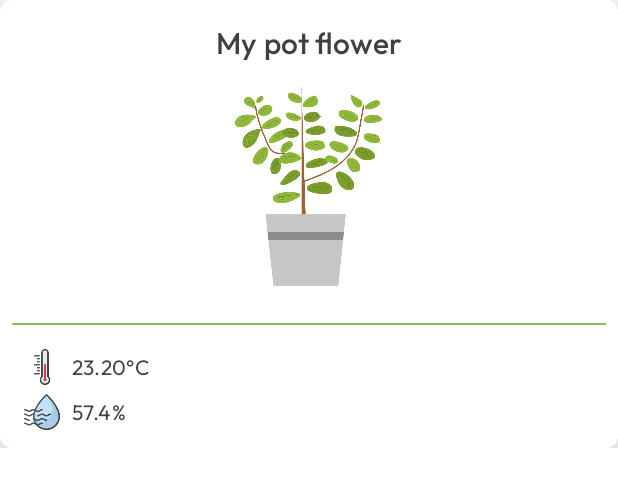
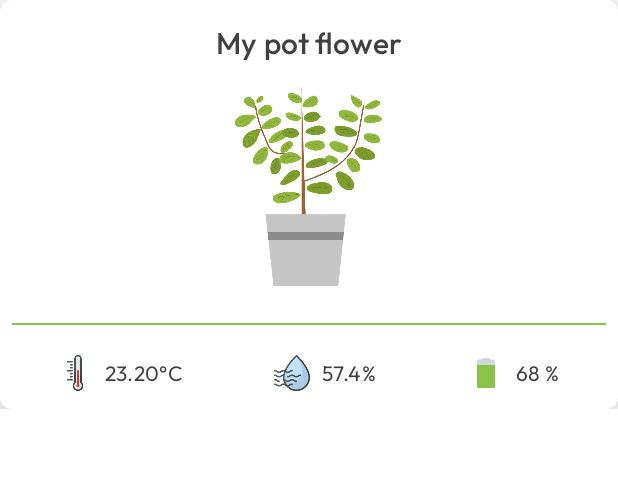
Before and after one commit to julianczaja/Kwiatonomous-v2, an Android app built with Jetpack Compose: the @Preview function UserDeviceItemPreviewLight, on a phone screen of 412 x 824 dp. Shown: the top 487 px of the screen. Run offline under Robolectric (Android 15) with nearby library versions, the phone set to English and light mode, and no system bars.

Commit message:
android/Added battery level to device item

```diff
--- /dev/null
+++ b/android/app/src/main/java/com/corrot/kwiatonomousapp/common/components/BatteryLevel.kt
@@ -0,0 +1,51 @@
+package com.corrot.kwiatonomousapp.common.components
+
+import androidx.compose.foundation.Image
+import androidx.compose.foundation.layout.Arrangement
+import androidx.compose.foundation.layout.Row
+import androidx.compose.foundation.layout.padding
+import androidx.compose.foundation.layout.size
+import androidx.compose.material.MaterialTheme
+import androidx.compose.material.Text
+import androidx.compose.runtime.Composable
+import androidx.compose.ui.Alignment
+import androidx.compose.ui.Modifier
+import androidx.compose.ui.graphics.ImageBitmap
+import androidx.compose.ui.res.imageResource
+import androidx.compose.ui.res.stringResource
+import androidx.compose.ui.text.style.TextAlign
+import androidx.compose.ui.text.style.TextOverflow
+import androidx.compose.ui.unit.dp
+import com.corrot.kwiatonomousapp.R
+
+@Composable
+fun BatteryLevel(batteryLevel: Int) {
+
+    fun getBatteryDrawable(): Int {
+        return when {
+            batteryLevel >= 90 -> R.drawable.full_battery
+            batteryLevel in 30..89 -> R.drawable.charged_battery
+            batteryLevel in 10..29 -> R.drawable.low_battery
+            else -> R.drawable.empty_battery
+        }
+    }
+
+    Row(
+        verticalAlignment = Alignment.CenterVertically,
+        horizontalArrangement = Arrangement.Start,
+        modifier = Modifier.padding(4.dp)
+    ) {
+        Image(
+            bitmap = ImageBitmap.imageResource(id = getBatteryDrawable()),
+            contentDescription = null,
+            modifier = Modifier.size(24.dp)
+        )
+        Text(
+            text = stringResource(id = R.string.battery_level_format).format(batteryLevel),
+            textAlign = TextAlign.Start,
+            style = MaterialTheme.typography.body2,
+            overflow = TextOverflow.Ellipsis,
+            modifier = Modifier.padding(start = 8.dp)
+        )
+    }
+}
--- /dev/null
+++ b/android/app/src/main/java/com/corrot/kwiatonomousapp/common/components/Humidity.kt
@@ -0,0 +1,62 @@
+package com.corrot.kwiatonomousapp.common.components
+
+import android.content.res.Configuration
+import androidx.compose.foundation.Image
+import androidx.compose.foundation.layout.*
+import androidx.compose.material.MaterialTheme
+import androidx.compose.material.Surface
+import androidx.compose.material.Text
+import androidx.compose.runtime.Composable
+import androidx.compose.ui.Alignment
+import androidx.compose.ui.Modifier
+import androidx.compose.ui.graphics.ImageBitmap
+import androidx.compose.ui.res.imageResource
+import androidx.compose.ui.res.stringResource
+import androidx.compose.ui.text.style.TextAlign
+import androidx.compose.ui.text.style.TextOverflow
+import androidx.compose.ui.tooling.preview.Preview
+import androidx.compose.ui.unit.dp
+import com.corrot.kwiatonomousapp.R
+import com.corrot.kwiatonomousapp.presentation.theme.KwiatonomousAppTheme
+
+@Preview("HumidityPreviewLight", uiMode = Configuration.UI_MODE_NIGHT_NO)
+@Composable
+private fun HumidityPreviewLight() {
+    KwiatonomousAppTheme(darkTheme = false) {
+        Surface {
+            Humidity(humidity = 65.12f)
+        }
+    }
+}
+
+@Preview("HumidityPreviewDark", uiMode = Configuration.UI_MODE_NIGHT_YES)
+@Composable
+private fun HumidityPreviewDark() {
+    KwiatonomousAppTheme(darkTheme = true) {
+        Surface {
+            Humidity(humidity = 65.12f)
+        }
+    }
+}
+
+@Composable
+fun Humidity(humidity: Float) {
+    Row(
+        verticalAlignment = Alignment.CenterVertically,
+        horizontalArrangement = Arrangement.Start,
+        modifier = Modifier.padding(4.dp)
+    ) {
+        Image(
+            bitmap = ImageBitmap.imageResource(id = R.drawable.humidity),
+            contentDescription = null,
+            modifier = Modifier.size(24.dp)
+        )
+        Text(
+            text = stringResource(id = R.string.humidity_format).format(humidity),
+            textAlign = TextAlign.Start,
+            style = MaterialTheme.typography.body2,
+            overflow = TextOverflow.Ellipsis,
+            modifier = Modifier.padding(start = 8.dp)
+        )
+    }
+}
--- /dev/null
+++ b/android/app/src/main/java/com/corrot/kwiatonomousapp/common/components/Temperature.kt
@@ -0,0 +1,65 @@
+package com.corrot.kwiatonomousapp.common.components
+
+import android.content.res.Configuration
+import androidx.compose.foundation.Image
+import androidx.compose.foundation.layout.Arrangement
+import androidx.compose.foundation.layout.Row
+import androidx.compose.foundation.layout.padding
+import androidx.compose.foundation.layout.size
+import androidx.compose.material.MaterialTheme
+import androidx.compose.material.Surface
+import androidx.compose.material.Text
+import androidx.compose.runtime.Composable
+import androidx.compose.ui.Alignment
+import androidx.compose.ui.Modifier
+import androidx.compose.ui.graphics.ImageBitmap
+import androidx.compose.ui.res.imageResource
+import androidx.compose.ui.res.stringResource
+import androidx.compose.ui.text.style.TextAlign
+import androidx.compose.ui.text.style.TextOverflow
+import androidx.compose.ui.tooling.preview.Preview
+import androidx.compose.ui.unit.dp
+import com.corrot.kwiatonomousapp.R
+import com.corrot.kwiatonomousapp.presentation.theme.KwiatonomousAppTheme
+
+@Preview("TemperaturePreviewLight", uiMode = Configuration.UI_MODE_NIGHT_NO)
+@Composable
+private fun TemperaturePreviewLight() {
+    KwiatonomousAppTheme(darkTheme = false) {
+        Surface {
+            Temperature(temperature = 25.12f)
+        }
+    }
+}
+
+@Preview("TemperaturePreviewDark", uiMode = Configuration.UI_MODE_NIGHT_YES)
+@Composable
+private fun TemperaturePreviewDark() {
+    KwiatonomousAppTheme(darkTheme = true) {
+        Surface {
+            Temperature(temperature = 25.12f)
+        }
+    }
+}
+
+@Composable
+fun Temperature(temperature: Float) {
+    Row(
+        verticalAlignment = Alignment.CenterVertically,
+        horizontalArrangement = Arrangement.Start,
+        modifier = Modifier.padding(4.dp)
+    ) {
+        Image(
+            bitmap = ImageBitmap.imageResource(id = R.drawable.temperature),
+            contentDescription = null,
+            modifier = Modifier.size(24.dp)
+        )
+        Text(
+            text = stringResource(id = R.string.temperature_format).format(temperature),
+            textAlign = TextAlign.Start,
+            style = MaterialTheme.typography.body2,
+            overflow = TextOverflow.Ellipsis,
+            modifier = Modifier.padding(start = 8.dp)
+        )
+    }
+}
--- a/android/app/src/main/java/com/corrot/kwiatonomousapp/common/components/UserDeviceItem.kt
+++ b/android/app/src/main/java/com/corrot/kwiatonomousapp/common/components/UserDeviceItem.kt
@@ -9,10 +9,7 @@ import androidx.compose.material.*
 import androidx.compose.runtime.Composable
 import androidx.compose.ui.Alignment
 import androidx.compose.ui.Modifier
-import androidx.compose.ui.graphics.ImageBitmap
-import androidx.compose.ui.res.imageResource
 import androidx.compose.ui.res.painterResource
-import androidx.compose.ui.res.stringResource
 import androidx.compose.ui.text.style.TextAlign
 import androidx.compose.ui.text.style.TextOverflow
 import androidx.compose.ui.tooling.preview.Preview
@@ -25,8 +22,7 @@ import java.time.LocalDateTime
 
 @Preview(
     "UserDeviceItemPreviewLight",
-    widthDp = 200,
-    heightDp = 300,
+    widthDp = 500,
     uiMode = Configuration.UI_MODE_NIGHT_NO
 )
 @Composable
@@ -55,7 +51,6 @@ fun UserDeviceItemPreviewLight() {
 @Preview(
     "UserDeviceItemPreviewDark",
     widthDp = 200,
-    heightDp = 250,
     uiMode = Configuration.UI_MODE_NIGHT_YES, locale = "pl"
 )
 @Composable
@@ -80,6 +75,8 @@ fun UserDeviceItem(
     lastDeviceUpdate: DeviceUpdate?,
     onItemClick: ((UserDevice) -> Unit)? = null
 ) {
+    BoxWithConstraints {
+        val maxWidth = maxWidth
         Card(
             shape = RoundedCornerShape(8.dp),
             elevation = 8.dp,
@@ -116,7 +113,8 @@ fun UserDeviceItem(
                         thickness = 1.dp,
                         modifier = Modifier.padding(vertical = 16.dp)
                     )
-                LastDeviceUpdate(lastDeviceUpdate)
+                    LastDeviceUpdate(lastDeviceUpdate, maxWidth > 300.dp)
+                }
             }
         }
     }
@@ -124,46 +122,26 @@ fun UserDeviceItem(
 
 @Composable
 fun LastDeviceUpdate(
-    lastDeviceUpdate: DeviceUpdate
+    lastDeviceUpdate: DeviceUpdate,
+    isHorizontal: Boolean
 ) {
+    if (isHorizontal) {
         Row(
             verticalAlignment = Alignment.CenterVertically,
-        horizontalArrangement = Arrangement.Start,
-        modifier = Modifier
-            .padding(start = 8.dp)
-            .fillMaxWidth()
+            horizontalArrangement = Arrangement.SpaceAround,
+            modifier = Modifier.fillMaxWidth()
         ) {
-        Image(
-            bitmap = ImageBitmap.imageResource(id = R.drawable.temperature),
-            contentDescription = null,
-            modifier = Modifier.size(24.dp)
-        )
-        Text(
-            text = stringResource(id = R.string.temperature_format).format(lastDeviceUpdate.temperature),
-            textAlign = TextAlign.Start,
-            style = MaterialTheme.typography.body2,
-            overflow = TextOverflow.Ellipsis,
-            modifier = Modifier.padding(start = 8.dp)
-        )
+            Temperature(temperature = lastDeviceUpdate.temperature)
+            Humidity(humidity = lastDeviceUpdate.humidity)
+            BatteryLevel(batteryLevel = lastDeviceUpdate.batteryLevel)
         }
-    Row(
-        verticalAlignment = Alignment.CenterVertically,
-        horizontalArrangement = Arrangement.Start,
-        modifier = Modifier
-            .padding(start = 8.dp, top = 6.dp, bottom = 4.dp)
-            .fillMaxWidth()
+    } else {
+        Column(
+            modifier = Modifier.fillMaxSize()
         ) {
-        Image(
-            bitmap = ImageBitmap.imageResource(id = R.drawable.humidity),
-            contentDescription = null,
-            modifier = Modifier.size(24.dp)
-        )
-        Text(
-            text = stringResource(id = R.string.humidity_format).format(lastDeviceUpdate.humidity),
-            textAlign = TextAlign.Start,
-            style = MaterialTheme.typography.body2,
-            overflow = TextOverflow.Ellipsis,
-            modifier = Modifier.padding(start = 8.dp)
-        )
+            Temperature(temperature = lastDeviceUpdate.temperature)
+            Humidity(humidity = lastDeviceUpdate.humidity)
+            BatteryLevel(batteryLevel = lastDeviceUpdate.batteryLevel)
         }
     }
+}
--- a/android/app/src/main/res/values/strings.xml
+++ b/android/app/src/main/res/values/strings.xml
@@ -60,6 +60,7 @@
 
     <!--  Formats  -->
     <string name="battery_level_and_voltage_format" translatable="false">%d %% (%.2f V)</string>
+    <string name="battery_level_format" translatable="false">%d %%</string>
     <string name="battery_voltage_format" translatable="false">%.2f V</string>
     <string name="device_id_length_format" translatable="false">%d/10</string>
     <string name="humidity_format" translatable="false">%.1f%%</string>
```
Also changed, not shown: android/app/src/main/res/drawable-nodpi/charged_battery.png (added), android/app/src/main/res/drawable-nodpi/empty_battery.png (added), android/app/src/main/res/drawable-nodpi/full_battery.png (added), android/app/src/main/res/drawable-nodpi/low_battery.png (added). Lines whose indentation alone changed are shown as unchanged.
